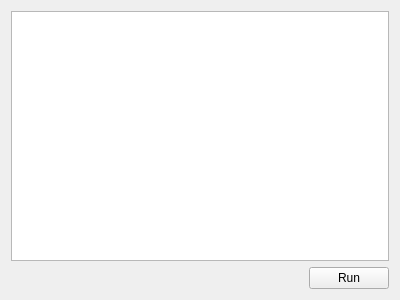
This is gui/NeuroUI/neuroui.ui in mandlm/Neuro as Qt 5 draws it before an edit. The edited form follows.
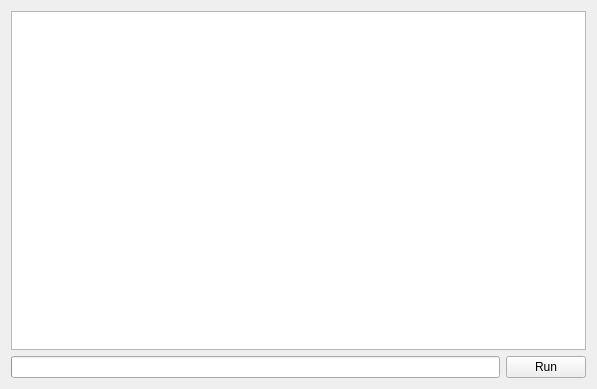
This is the edited form.

Commit message: Threaded learning and signaling in the Qt UI

```diff
--- a/gui/NeuroUI/neuroui.ui
+++ b/gui/NeuroUI/neuroui.ui
@@ -6,8 +6,8 @@
    <rect>
     <x>0</x>
     <y>0</y>
-    <width>400</width>
-    <height>300</height>
+    <width>597</width>
+    <height>389</height>
    </rect>
   </property>
   <property name="windowTitle">
@@ -16,22 +16,19 @@
   <widget class="QWidget" name="centralWidget">
    <layout class="QVBoxLayout" name="verticalLayout_2">
     <item>
-     <widget class="QListView" name="logView"/>
+     <widget class="QListWidget" name="logView"/>
     </item>
     <item>
      <layout class="QHBoxLayout" name="horizontalLayout">
       <item>
-       <spacer name="horizontalSpacer">
-        <property name="orientation">
-         <enum>Qt::Horizontal</enum>
+       <widget class="QProgressBar" name="progressBar">
+        <property name="value">
+         <number>0</number>
         </property>
-        <property name="sizeHint" stdset="0">
-         <size>
-          <width>40</width>
-          <height>20</height>
-         </size>
+        <property name="textVisible">
+         <bool>false</bool>
         </property>
-       </spacer>
+       </widget>
       </item>
       <item>
        <widget class="QPushButton" name="runButton">
```
The commit also changes 7 other files.
